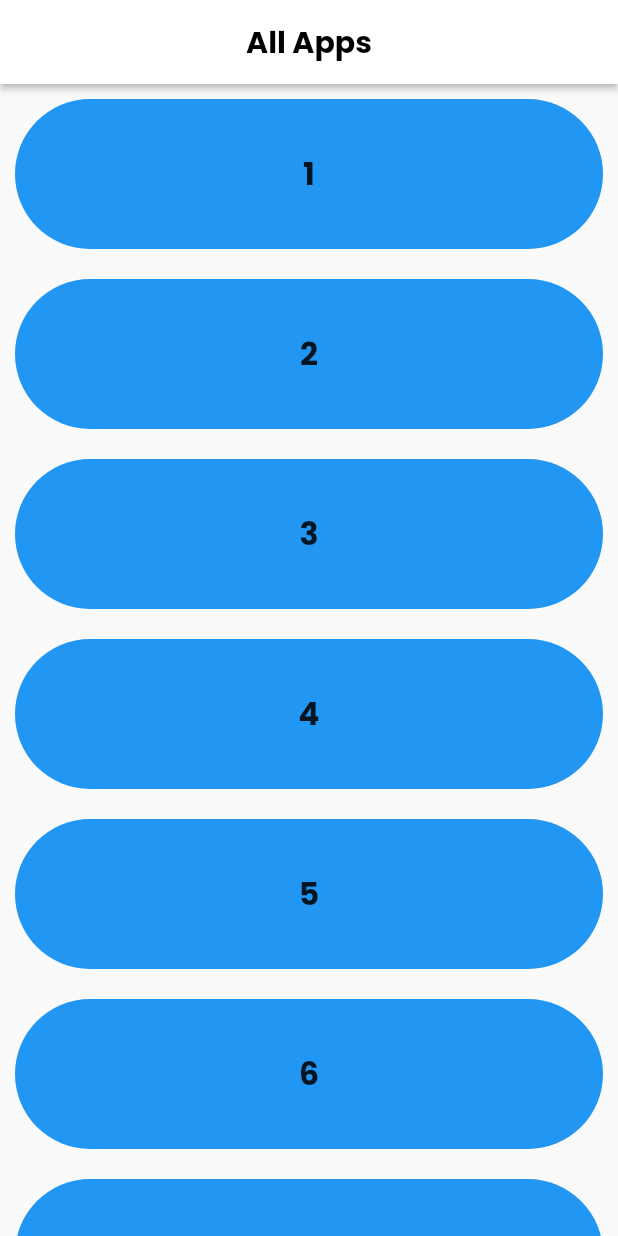
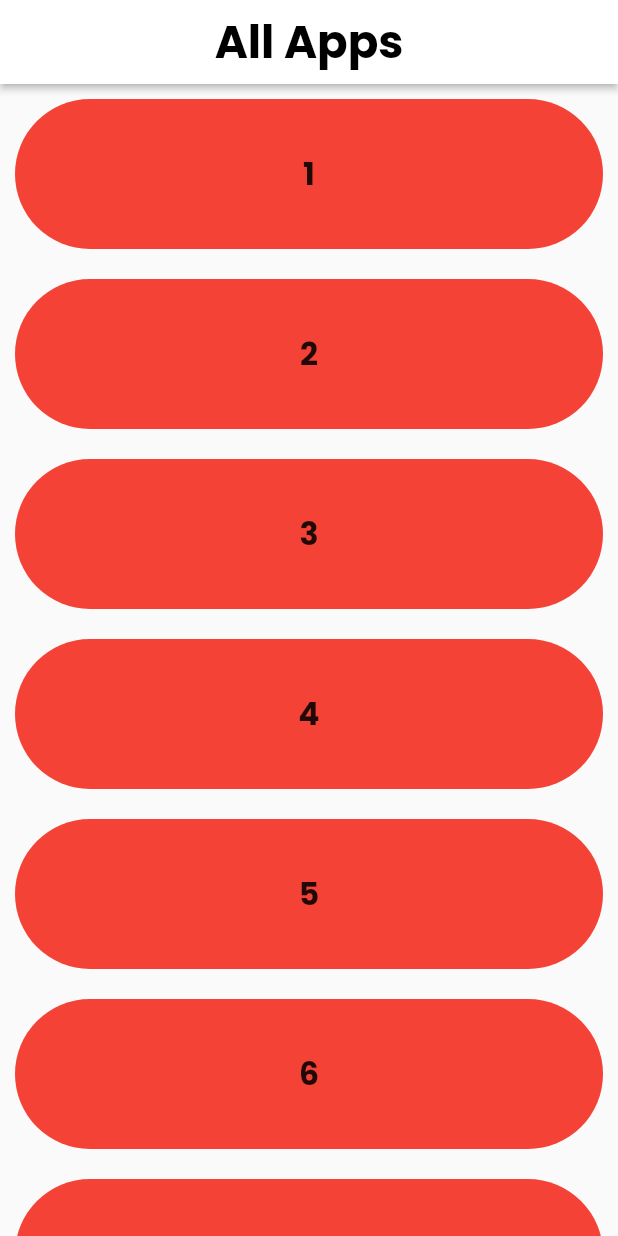
Before and after one commit to Vansh-77/app, a Flutter app: the screen it shows after launch, on a phone screen of 412 x 824 dp. Run offline on Flutter 3.47's test engine with Material 2 defaults, Android fonts, the phone set to English and light mode, and no system bars; our stand-ins replace flutter_svg.

Commit message:
text size and color of container is changes

```diff
--- a/lib/pages/homepage.dart
+++ b/lib/pages/homepage.dart
@@ -9,6 +9,7 @@ class Homepage extends StatelessWidget {
         appBar: AppBar(
           title: const Center(
             child: Text("All Apps",
+                textScaleFactor: 1.5,
                 style: TextStyle(
                     color: Colors.black, fontWeight: FontWeight.bold)),
           ),
@@ -31,7 +32,7 @@ class Homepage extends StatelessWidget {
               itemBuilder: (context, index) {
                 return Container(
                   decoration: BoxDecoration(
-                      color: Colors.blue,
+                      color: Colors.red,
                       borderRadius: BorderRadius.circular(50)),
                   height: 100,
                   child: Center(
```
